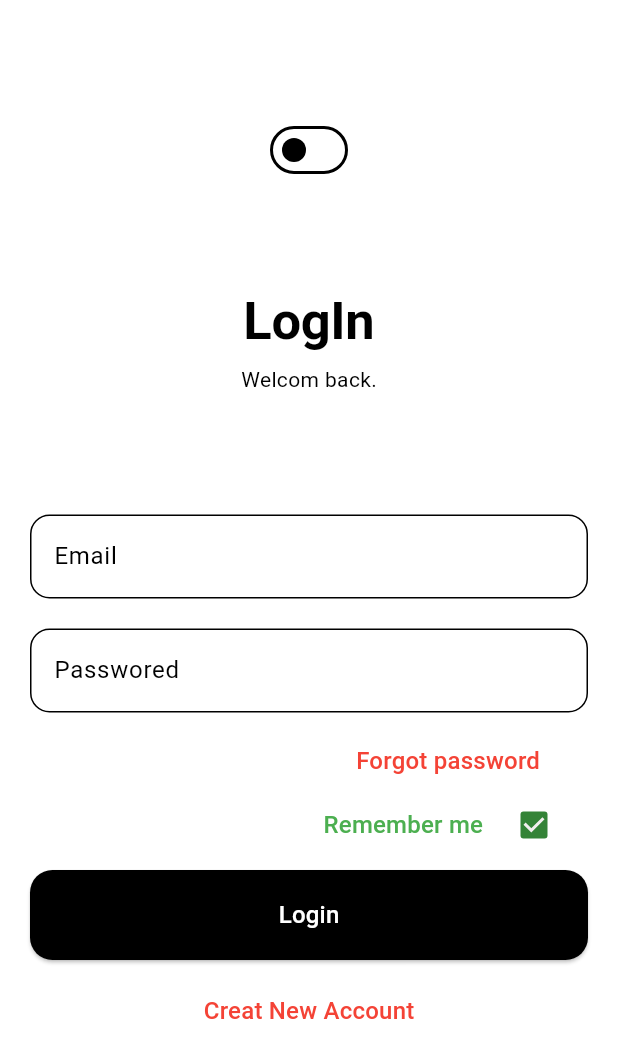
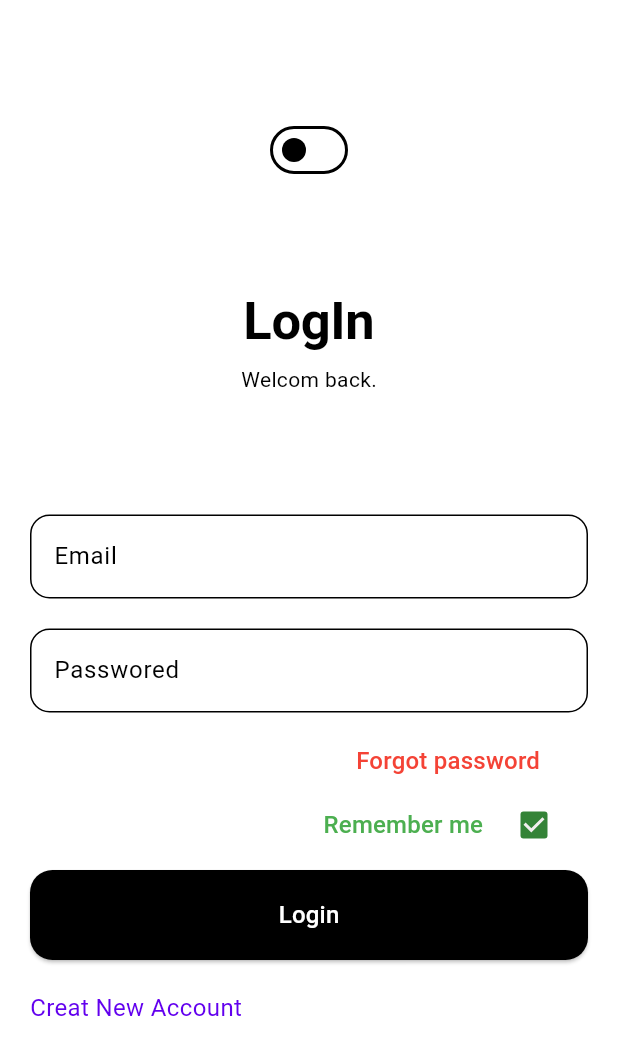
Before and after one commit to AyeshaIdrees123/notes, a Flutter app: the screen it shows after launch, on a phone screen of 412 x 824 dp. Shown: the top 1058 px of the screen. Run offline on Flutter 3.47's test engine with Material 3 defaults, Android fonts, the phone set to English and light mode, and no system bars; our stand-ins replace cloud_firestore, firebase_auth, firebase_core, flutter_bloc, flutter_slidable, shared_preferences; missing offline and left inert: flutter_overlay_loader; accounts and stored records are empty.

Commit message:
fixes in ui LogIn screen

```diff
--- a/lib/screens/log_in_screen.dart
+++ b/lib/screens/log_in_screen.dart
@@ -336,9 +336,6 @@ class _LoginScreenState extends State<LoginScreen> {
                               .textTheme
                               .titleMedium
                               ?.copyWith(color: Colors.green),
-                          // style: TextStyle(
-                          //     fontSize: 18,
-                          //     color: Color.fromARGB(255, 52, 131, 55)),
                         ),
                         const SizedBox(
                           width: 10,
@@ -385,42 +382,9 @@ class _LoginScreenState extends State<LoginScreen> {
                           ?.copyWith(color: Colors.white),
                     )),
               ),
-
-              // Container(
-              //   width: double.infinity,
-              //   height: 60,
-              //   decoration: BoxDecoration(
-              //     color: Colors.black,
-              //     borderRadius: BorderRadius.circular(15),
-              //   ),
-              //   child: TextButton(
-              //     onPressed: () async {
-              //       if (_formKey.currentState!.validate()) {
-              //         if (_isRememberMeSelected) {
-              //           await _saveUserCredentials();
-              //         }
-
-              //         if (_isLogin) {
-              //           {
-              //             _logIn();
-              //           }
-              //         } else {
-              //           _signUp();
-              //         }
-              //       }
-              //     },
-              //     child: Text(
-              //       _isLogin ? "Login" : "Sign Up",
-              //       style: const TextStyle(
-              //           fontSize: 15,
-              //           fontWeight: FontWeight.bold,
-              //           color: Colors.white),
-              //     ),
-              //   ),
-              // ),
-              const SizedBox(height: 10),
-              TextButton(
-                  onPressed: () {
+              const SizedBox(height: 20),
+              InkWell(
+                onTap: () {
                   _isLogin = !_isLogin;
 
                   _nameController.clear();
@@ -428,11 +392,26 @@ class _LoginScreenState extends State<LoginScreen> {
                   _passwordController.clear();
                   setState(() {});
                 },
+                child: Container(
+                    height: 40,
+                    width: double.infinity,
+                    // child: TextButton(
+                    //     onPressed: () {
+                    // _isLogin = !_isLogin;
+
+                    // _nameController.clear();
+                    // _emailController.clear();
+                    // _passwordController.clear();
+                    // setState(() {});
+                    //     },
                     child: Text(
                       _isLogin ? "Creat New Account" : "Go back to Login",
-                    style: Theme.of(context).textTheme.titleMedium,
-                    // style: const TextStyle(color: Colors.red, fontSize: 15),
-                  ))
+                      style: TextStyle(
+                          color: Theme.of(context).colorScheme.primary,
+                          fontSize: 16),
+                    )),
+              ),
+              // )
             ],
           ),
         ),
```
Lines whose indentation alone changed are shown as unchanged.
